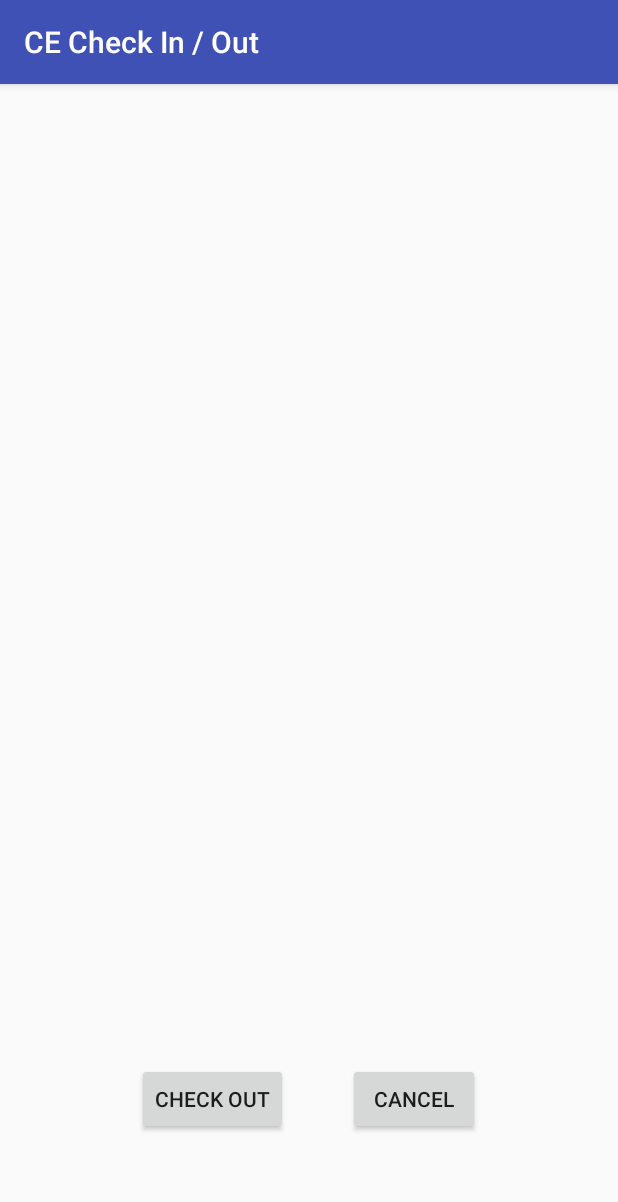
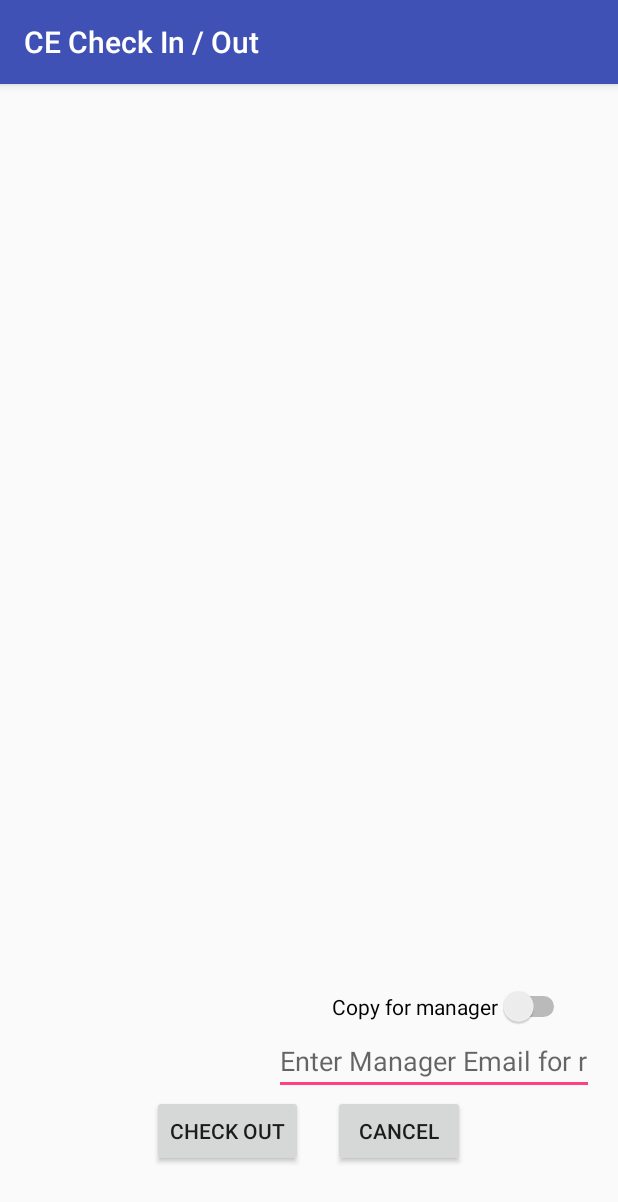
Before and after one commit to 026rus/ceapp, an Android app: the OutActivity screen opened directly, with no data from a screen before it, on a phone screen of 412 x 824 dp. Shown: the top 1202 px of the screen. Run offline under Robolectric (Android 15) with nearby library versions, the phone set to English and light mode, and no system bars; 3 statements that could not run were skipped.

Commit message:
Seting up layout for manager email setings

```diff
--- a/app/src/main/res/layout/activity_out.xml
+++ b/app/src/main/res/layout/activity_out.xml
@@ -35,6 +35,29 @@
 	</ScrollView>
 
 	<LinearLayout
+		android:layout_width = "match_parent"
+		android:layout_height = "wrap_content"
+		android:orientation = "vertical"
+		android:gravity="right"
+		>
+		<Switch
+			android:text = "Copy for manager"
+			android:layout_width = "wrap_content"
+			android:layout_height = "wrap_content"
+			android:id = "@+id/switchmanagercopy"
+			android:layout_marginRight = "16dp"
+			/>
+		<EditText
+			android:layout_width = "wrap_content"
+			android:layout_height = "wrap_content"
+			android:inputType = "textEmailAddress"
+			android:ems = "10"
+			android:id = "@+id/managerEmailCopy"
+			android:hint="Enter Manager Email for report copy"
+			/>
+
+	</LinearLayout>
+	<LinearLayout
 		android:orientation="horizontal"
 		android:gravity="center"
 		android:layout_width = "match_parent"
@@ -42,13 +65,13 @@
 		<Button
 			android:layout_width = "wrap_content"
 			android:layout_height = "wrap_content"
-			android:layout_margin="20dp"
+			android:layout_marginRight="10dp"
 			android:text = "@string/check_out"
 			android:onClick="onClickOutSend"/>
 		<Button
 			android:layout_width = "wrap_content"
 			android:layout_height = "wrap_content"
-			android:layout_margin="20dp"
+			android:layout_marginLeft="10dp"
 			android:text="Cancel"
 			android:onClick="onClickOutCancel"/>
 	</LinearLayout>
```
Also changed, not shown: app/src/main/res/layout/activity_check_in_out.xml (+26 -0 lines).
